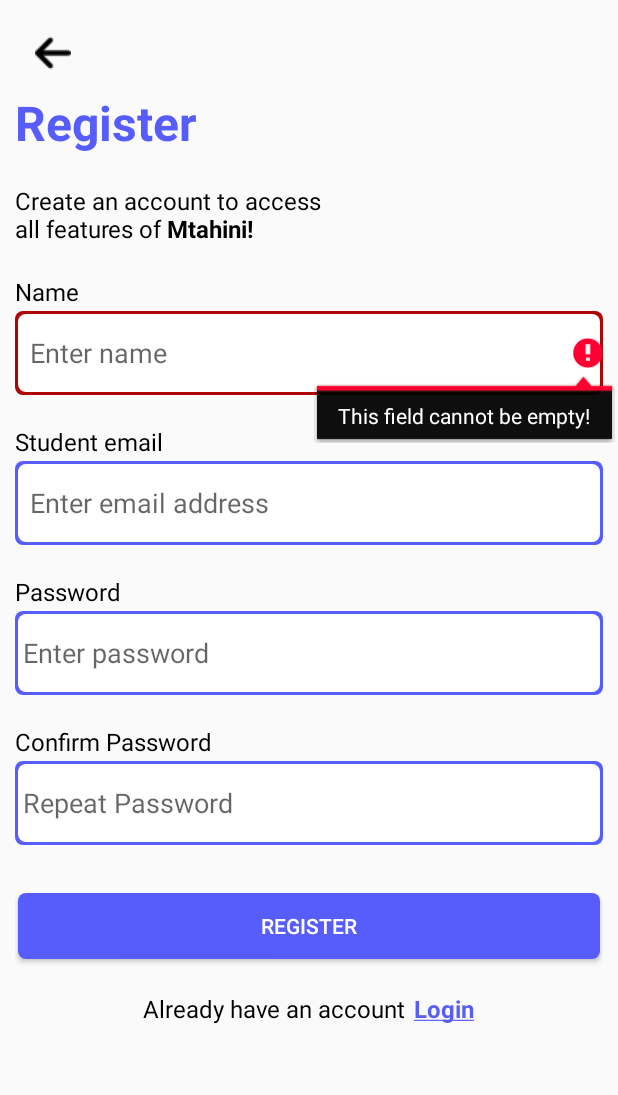
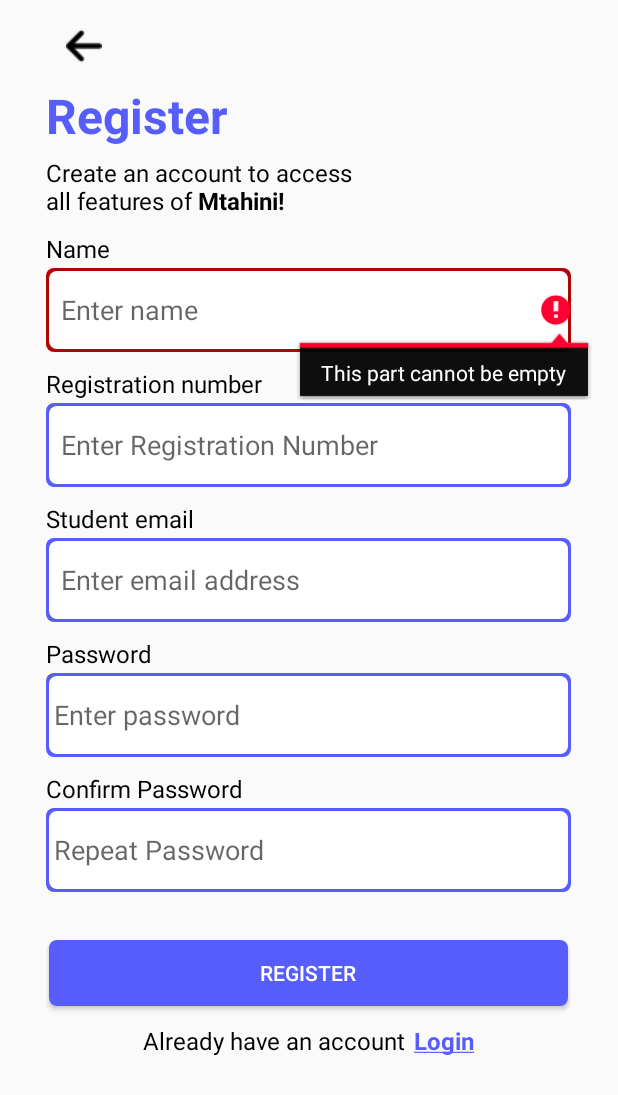
Before and after one commit to SimbaDevs/Mtahini, an Android app: the StudentRegistration screen opened directly, with no data from a screen before it, after a tap on "REGISTER", on a phone screen of 412 x 824 dp. Shown: the top 1095 px of the screen. Run offline under Robolectric (Android 15) with nearby library versions, the phone set to English and light mode, and no system bars; our stand-ins replace Firebase (no records; nobody signed in at launch, a user with empty details on screens opened directly).

Commit message:
feat: link to db

```diff
--- a/app/build.gradle.kts
+++ b/app/build.gradle.kts
@@ -31,6 +31,8 @@ android {
 
 dependencies {
 
+    implementation(platform("com.google.firebase:firebase-bom:32.5.0"))
+    implementation("com.google.firebase:firebase-database")
     implementation("androidx.appcompat:appcompat:1.6.1")
     implementation("com.google.android.material:material:1.10.0")
     implementation("androidx.constraintlayout:constraintlayout:2.1.4")
--- a/app/src/main/java/com/symon/mtahini/StudentRegistration.java
+++ b/app/src/main/java/com/symon/mtahini/StudentRegistration.java
@@ -4,6 +4,7 @@ import androidx.appcompat.app.AppCompatActivity;
 
 import android.content.Intent;
 import android.os.Bundle;
+import android.util.Log;
 import android.widget.Button;
 import android.widget.EditText;
 import android.widget.ImageButton;
@@ -12,22 +13,25 @@ import android.widget.Toast;
 
 import com.google.firebase.auth.FirebaseAuth;
 import com.google.firebase.auth.FirebaseUser;
+import com.google.firebase.database.DatabaseReference;
+import com.google.firebase.database.FirebaseDatabase;
 
+import java.util.Objects;
 import java.util.regex.Pattern;
 
 
-// this is in a new branch
 public class StudentRegistration extends AppCompatActivity {
 
-    EditText name_input, email_input, password_input, confirm_password_input;
+    EditText name_input, email_input,reg_number_input, password_input, confirm_password_input;
     ImageButton imageButton;
     Button register_button;
     TextView loginTextView;
     Navigation appNavigation;
-
-    String name, email, password, confirm_password;
+    String name, email, regNumber, password, confirm_password;
     String regexPattern = "^(?=.*?[A-Z])(?=.*?[a-z])(?=.*?[0-9])(?=.*?[#?!@$%^&*-]).{8,}$";
 
+    FirebaseDatabase database;
+    DatabaseReference reference;
     protected FirebaseAuth mAuth;
 
     @Override
@@ -51,6 +55,7 @@ public class StudentRegistration extends AppCompatActivity {
         imageButton = findViewById(R.id.stdRegArrowButton);
         loginTextView = findViewById(R.id.login_text_view);
         name_input = findViewById(R.id.student_name_edit_text);
+        reg_number_input = findViewById(R.id.reg_number_edit_text);
         email_input = findViewById(R.id.email_edit_text);
         password_input = findViewById(R.id.password_edit_text);
         confirm_password_input = findViewById(R.id.confirm_password_edit_text);
@@ -59,33 +64,16 @@ public class StudentRegistration extends AppCompatActivity {
         // handle user registration
         register_button.setOnClickListener(v -> {
             name = String.valueOf(name_input.getText());
+            regNumber = String.valueOf(reg_number_input.getText());
             email = String.valueOf(email_input.getText());
             password = String.valueOf(password_input.getText());
             confirm_password = String.valueOf(confirm_password_input.getText());
 
-            if (name.isEmpty()){
-                name_input.setError("This field cannot be empty!");
-                name_input.requestFocus();
-                name_input.setBackgroundResource(R.drawable.alert_bg);
-                return;
-            }
-            if (email.isEmpty()){
-                email_input.setError("This field cannot be empty!");
-                email_input.requestFocus();
-                email_input.setBackgroundResource(R.drawable.alert_bg);
-                return;
-            }
-            if (password.isEmpty()){
-                password_input.setError("This field cannot be empty!");
-                password_input.requestFocus();
-                password_input.setBackgroundResource(R.drawable.alert_bg);
-                return;
-            }
-            if (confirm_password.isEmpty()){
-                confirm_password_input.setError("This field cannot be empty!");
-                confirm_password_input.requestFocus();
-                confirm_password_input.setBackgroundResource(R.drawable.alert_bg);
-            }
+            if (!(checkStringInput(name_input, name))) return;
+            if (!(checkStringInput(reg_number_input, regNumber))) return;
+            if (!(checkStringInput(email_input, email))) return;
+            if (!(checkStringInput(password_input, password))) return;
+            if (!(checkStringInput(confirm_password_input, confirm_password))) return;
 
             if (!(confirm_password.equals(password))){
                 confirm_password_input.setError("Password mismatch!");
@@ -112,7 +100,16 @@ public class StudentRegistration extends AppCompatActivity {
                         } else {
                             Toast.makeText(StudentRegistration.this, "Unable to create account", Toast.LENGTH_SHORT).show();
                         }
-                    });
+                    }).addOnFailureListener( e -> Log.d("FB_AUTH", Objects.requireNonNull(e.getLocalizedMessage())));
+
+            Student student = new Student(name, email, regNumber);
+            database = FirebaseDatabase.getInstance();
+            reference = database.getReference("Users");
+            reference.child(regNumber).setValue(student).addOnCompleteListener(
+                    task -> Toast.makeText(StudentRegistration.this, "Details recorded successfully!", Toast.LENGTH_SHORT).show())
+                    .addOnFailureListener(
+                    e -> Log.d("DB", Objects.requireNonNull(e.getLocalizedMessage()))
+            );
         });
 
         // go to main activity on click
@@ -131,4 +128,14 @@ public class StudentRegistration extends AppCompatActivity {
                 }
         );
     }
+
+    public boolean checkStringInput(EditText editText, String text){
+        if (text.isEmpty()){
+            editText.setError("This part cannot be empty");
+            editText.requestFocus();
+            editText.setBackgroundResource(R.drawable.alert_bg);
+            return false;
+        }
+        return true;
+    }
 }
--- a/app/src/main/res/layout/activity_student_registration.xml
+++ b/app/src/main/res/layout/activity_student_registration.xml
@@ -2,10 +2,11 @@
 <LinearLayout xmlns:android="http://schemas.android.com/apk/res/android"
     xmlns:app="http://schemas.android.com/apk/res-auto"
     xmlns:tools="http://schemas.android.com/tools"
-    android:layout_width="match_parent"
+    android:layout_width="350dp"
     android:layout_height="match_parent"
     android:orientation="vertical"
-    android:layout_margin="10dp"
+    android:layout_margin="5dp"
+    android:layout_gravity="center"
     tools:context=".StudentRegistration">
 
     <ImageButton
@@ -28,14 +29,14 @@
         android:layout_height="wrap_content"
         android:text="@string/registerMsg"
         android:textSize="16sp"
-        android:paddingTop="19dp"
+        android:paddingTop="5dp"
         android:textColor="@color/black"/>
     <TextView
         android:layout_width="match_parent"
         android:layout_height="wrap_content"
         android:text="@string/name"
         android:textSize="16sp"
-        android:layout_marginTop="20dp"
+        android:layout_marginTop="10dp"
         android:textColor="@color/black"/>
     <EditText
         android:id="@+id/student_name_edit_text"
@@ -46,14 +47,33 @@
         android:inputType="textEmailSubject"
         android:layout_marginTop="2dp"
         android:paddingStart="10dp"
-        android:autofillHints="emailAddress"
+        android:autofillHints="username"
         tools:ignore="RtlSymmetry" />
+    <TextView
+        android:layout_width="match_parent"
+        android:layout_height="wrap_content"
+        android:text="@string/reg_number"
+        android:textSize="16sp"
+        android:layout_marginTop="10dp"
+        android:textColor="@color/black"/>
+    <EditText
+        android:id="@+id/reg_number_edit_text"
+        android:layout_width="match_parent"
+        android:layout_height="56dp"
+        android:background="@drawable/input_border"
+        android:hint="@string/enter_Reg"
+        android:inputType="text"
+        android:layout_marginTop="2dp"
+        android:paddingStart="10dp"
+        android:autofillHints="C026-01-1234/2020"
+        tools:ignore="RtlSymmetry" />
+
     <TextView
         android:layout_width="match_parent"
         android:layout_height="wrap_content"
         android:text="@string/student_email"
         android:textSize="16sp"
-        android:layout_marginTop="20dp"
+        android:layout_marginTop="10dp"
         android:textColor="@color/black"/>
     <EditText
         android:id="@+id/email_edit_text"
@@ -70,7 +90,7 @@
         android:layout_width="match_parent"
         android:layout_height="wrap_content"
         android:text="@string/password"
-        android:layout_marginTop="20dp"
+        android:layout_marginTop="10dp"
         android:textSize="16sp"
         android:textColor="@color/black"/>
     <EditText
@@ -88,7 +108,7 @@
         android:layout_width="match_parent"
         android:layout_height="wrap_content"
         android:text="@string/Confirm_password"
-        android:layout_marginTop="20dp"
+        android:layout_marginTop="10dp"
         android:textSize="16sp"
         android:textColor="@color/black"/>
     <EditText
@@ -126,7 +146,7 @@
         android:layout_height="wrap_content"
         android:orientation="horizontal"
         android:gravity="center"
-        android:layout_marginTop="20dp"
+        android:layout_marginTop="10dp"
         >
         <TextView
             android:layout_width="wrap_content"
--- a/app/src/main/res/values/strings.xml
+++ b/app/src/main/res/values/strings.xml
@@ -34,4 +34,6 @@
     <string name="student_marks">View and edit student marks</string>
     <string name="summary">Generate Summary</string>
     <string name="student_accounts">View student accounts</string>
+    <string name="enter_Reg">Enter Registration Number</string>
+    <string name="reg_number">Registration number</string>
 </resources>
```
Also changed, not shown: app/src/main/java/com/symon/mtahini/Student.java (added, +38 -0 lines).
